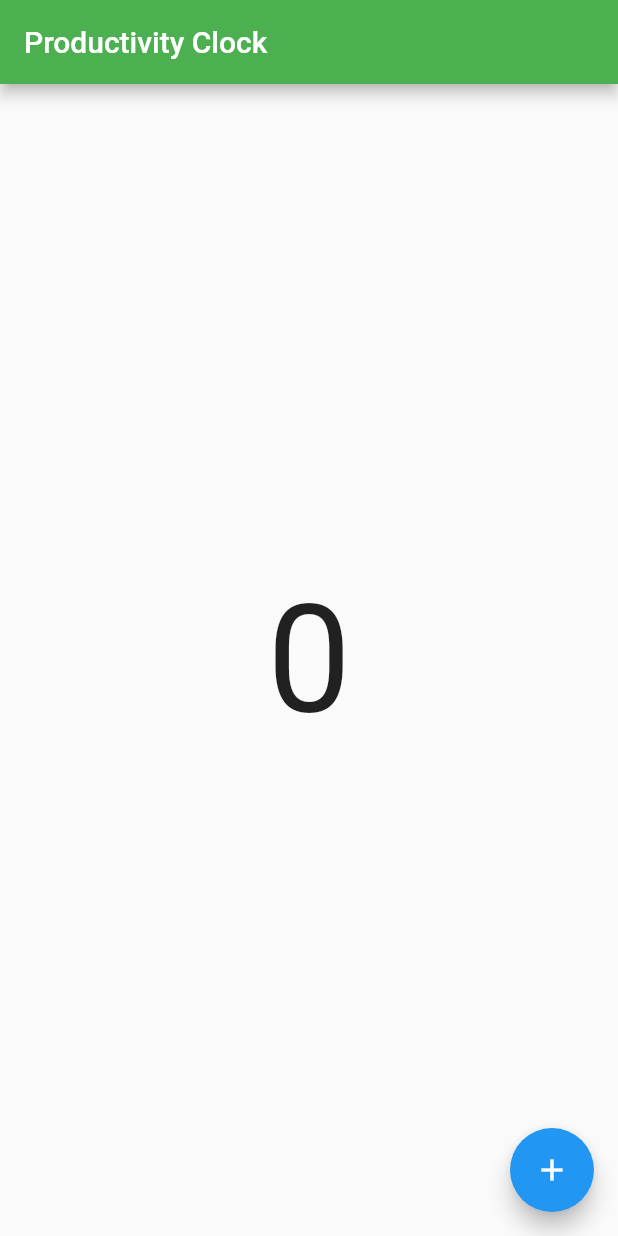
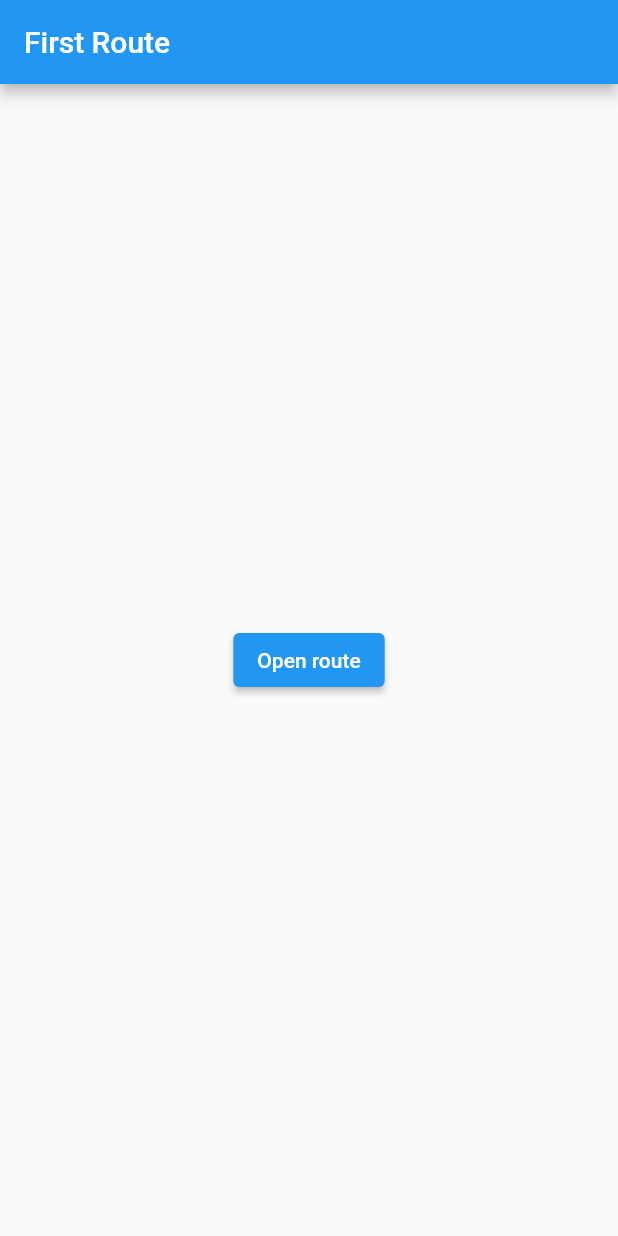
Before and after one commit to shasan11/flutter_tuts, a Flutter app: the screen it shows after launch, on a phone screen of 412 x 824 dp. Run offline on Flutter 3.47's test engine with Material 2 defaults, Android fonts, the light colour scheme and no system bars.

Commit message:
Update main.dart

```diff
--- a/lib/main.dart
+++ b/lib/main.dart
@@ -1,42 +1,53 @@
-import 'dart:math';
-
 import 'package:flutter/material.dart';
 
 void main() {
-  runApp(MainApp());
+  runApp(const MaterialApp(
+    title: 'Navigation Basics',
+    home: FirstRoute(),
+  ));
 }
 
-class MainApp extends StatefulWidget {
-  const MainApp({Key? key}) : super(key: key);
+class FirstRoute extends StatelessWidget {
+  const FirstRoute({super.key});
 
   @override
-  State<MainApp> createState() => _MainAppState();
+  Widget build(BuildContext context) {
+    return Scaffold(
+      appBar: AppBar(
+        title: const Text('First Route'),
+      ),
+      body: Center(
+        child: ElevatedButton(
+          child: const Text('Open route'),
+          onPressed: () {
+            Navigator.push(
+              context,
+              MaterialPageRoute(builder: (context) => const SecondRoute()),
+            );
+          },
+        ),
+      ),
+    );
+  }
 }
 
-class _MainAppState extends State<MainApp> {
-  int count = 0;
+class SecondRoute extends StatelessWidget {
+  const SecondRoute({super.key});
+
   @override
   Widget build(BuildContext context) {
-    return MaterialApp(
-        home: Scaffold(
+    return Scaffold(
       appBar: AppBar(
-        backgroundColor: Colors.green,
-        title: const Text("Productivity Clock"),
-      ),
-      floatingActionButton: FloatingActionButton(
-        child: Icon(Icons.add),
-        onPressed: (() {
-          setState(() {
-            count++; //to manage state use provider package
-          });
-        }),
+        title: const Text('Second Route'),
       ),
       body: Center(
-        child: Text(
-          '$count',
-          style: TextStyle(fontSize: 100),
+        child: ElevatedButton(
+          onPressed: () {
+            Navigator.pop(context);
+          },
+          child: const Text('Go back!'),
         ),
       ),
-    ));
+    );
   }
 }
```
